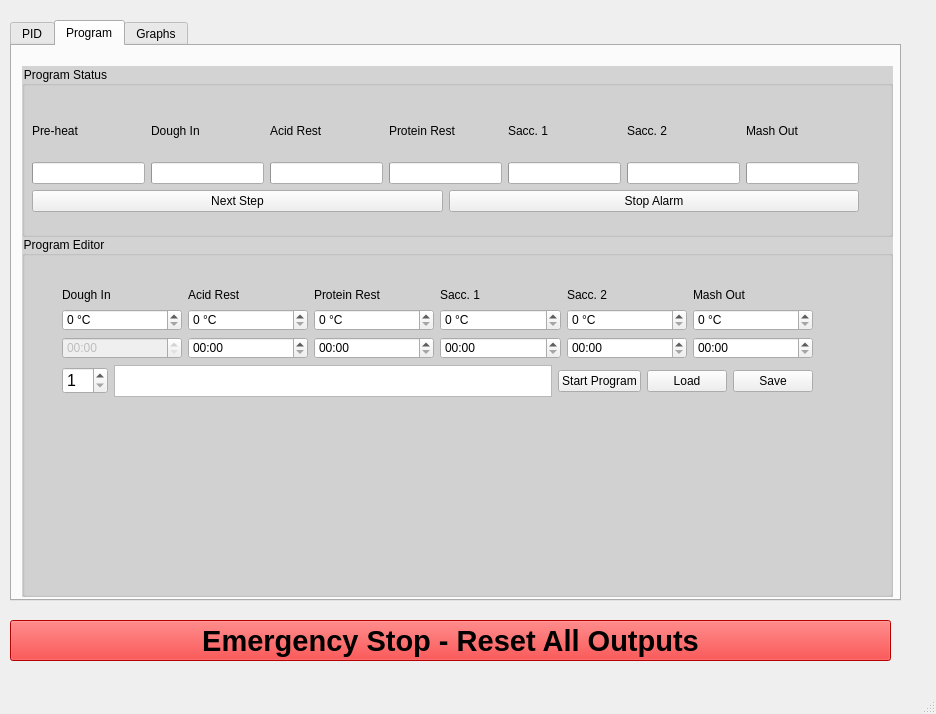
Old version of the form frontend/lodda.ui in the repository kristianwiklund/HERMS-BP-rev-C-shield.
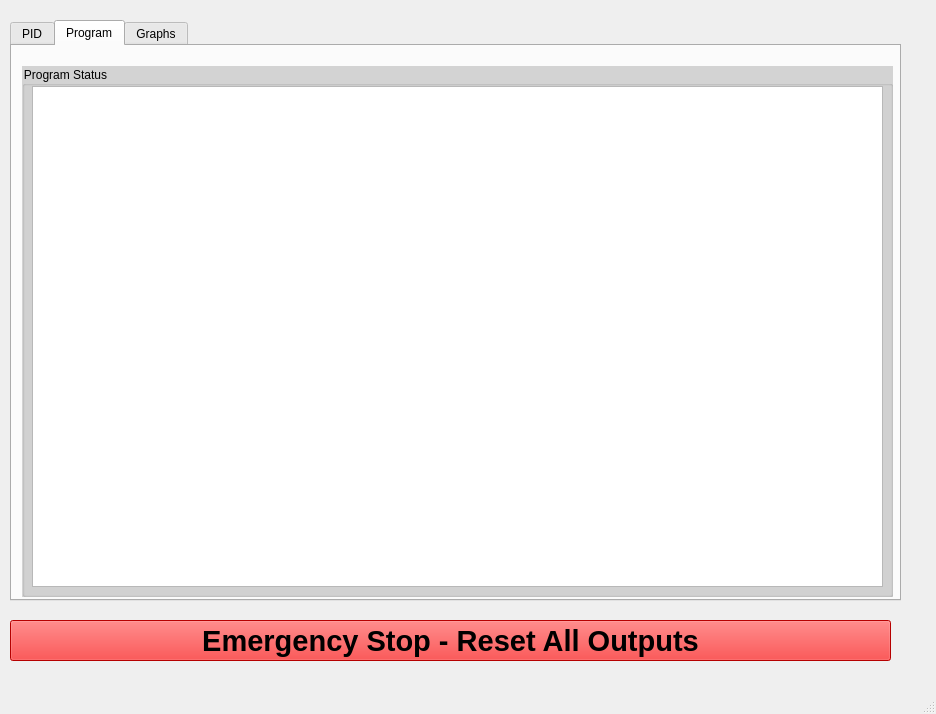
New version of the form. The open tabs and pages were chosen to show the change.

Commit message: refactoring: removed the old program interface from the BT implementation, added a table widget as a quick and dirty solution

```diff
--- a/frontend/lodda.ui
+++ b/frontend/lodda.ui
@@ -592,560 +592,27 @@
      <attribute name="title">
       <string>Program</string>
      </attribute>
-     <widget class="QGroupBox" name="groupBox">
-      <property name="geometry">
-       <rect>
-        <x>10</x>
-        <y>190</y>
-        <width>871</width>
-        <height>361</height>
-       </rect>
-      </property>
-      <property name="title">
-       <string>Program Editor</string>
-      </property>
-      <widget class="QWidget" name="verticalLayoutWidget_2">
-       <property name="geometry">
-        <rect>
-         <x>40</x>
-         <y>50</y>
-         <width>751</width>
-         <height>111</height>
-        </rect>
-       </property>
-       <layout class="QVBoxLayout" name="verticalLayout_11">
-        <item>
-         <layout class="QHBoxLayout" name="horizontalLayout_4">
-          <item>
-           <layout class="QVBoxLayout" name="DoughLayout">
-            <item>
-             <widget class="QLabel" name="label_7">
-              <property name="text">
-               <string>Dough In</string>
-              </property>
-             </widget>
-            </item>
-            <item>
-             <widget class="QSpinBox" name="spinBox">
-              <property name="suffix">
-               <string> °C</string>
-              </property>
-              <property name="maximum">
-               <number>75</number>
-              </property>
-             </widget>
-            </item>
-            <item>
-             <widget class="QTimeEdit" name="timeEdit_6">
-              <property name="enabled">
-               <bool>false</bool>
-              </property>
-              <property name="specialValueText">
-               <string/>
-              </property>
-              <property name="time">
-               <time>
-                <hour>0</hour>
-                <minute>0</minute>
-                <second>0</second>
-               </time>
-              </property>
-              <property name="maximumTime">
-               <time>
-                <hour>1</hour>
-                <minute>59</minute>
-                <second>0</second>
-               </time>
-              </property>
-              <property name="displayFormat">
-               <string>HH:mm</string>
-              </property>
-             </widget>
-            </item>
-           </layout>
-          </item>
-          <item>
-           <layout class="QVBoxLayout" name="verticalLayout">
-            <item>
-             <widget class="QLabel" name="AcidLabel">
-              <property name="text">
-               <string>Acid Rest</string>
-              </property>
-             </widget>
-            </item>
-            <item>
-             <widget class="QSpinBox" name="AcidSpinBox">
-              <property name="suffix">
-               <string> °C</string>
-              </property>
-              <property name="maximum">
-               <number>75</number>
-              </property>
-             </widget>
-            </item>
-            <item>
-             <widget class="QTimeEdit" name="AcidTime">
-              <property name="specialValueText">
-               <string/>
-              </property>
-              <property name="time">
-               <time>
-                <hour>0</hour>
-                <minute>0</minute>
-                <second>0</second>
-               </time>
-              </property>
-              <property name="maximumTime">
-               <time>
-                <hour>1</hour>
-                <minute>59</minute>
-                <second>0</second>
-               </time>
-              </property>
-              <property name="displayFormat">
-               <string>HH:mm</string>
-              </property>
-             </widget>
-            </item>
-           </layout>
-          </item>
-          <item>
-           <layout class="QVBoxLayout" name="verticalLayout_3">
-            <item>
-             <widget class="QLabel" name="label_9">
-              <property name="text">
-               <string>Protein Rest</string>
-              </property>
-             </widget>
-            </item>
-            <item>
-             <widget class="QSpinBox" name="spinBox_3">
-              <property name="suffix">
-               <string> °C</string>
-              </property>
-              <property name="maximum">
-               <number>75</number>
-              </property>
-             </widget>
-            </item>
-            <item>
-             <widget class="QTimeEdit" name="timeEdit_2">
-              <property name="specialValueText">
-               <string/>
-              </property>
-              <property name="time">
-               <time>
-                <hour>0</hour>
-                <minute>0</minute>
-                <second>0</second>
-               </time>
-              </property>
-              <property name="maximumTime">
-               <time>
-                <hour>1</hour>
-                <minute>59</minute>
-                <second>0</second>
-               </time>
-              </property>
-              <property name="displayFormat">
-               <string>HH:mm</string>
-              </property>
-             </widget>
-            </item>
-           </layout>
-          </item>
-          <item>
-           <layout class="QVBoxLayout" name="verticalLayout_4">
-            <item>
-             <widget class="QLabel" name="label_10">
-              <property name="text">
-               <string>Sacc. 1</string>
-              </property>
-             </widget>
-            </item>
-            <item>
-             <widget class="QSpinBox" name="spinBox_4">
-              <property name="suffix">
-               <string> °C</string>
-              </property>
-              <property name="maximum">
-               <number>75</number>
-              </property>
-             </widget>
-            </item>
-            <item>
-             <widget class="QTimeEdit" name="timeEdit_3">
-              <property name="specialValueText">
-               <string/>
-              </property>
-              <property name="time">
-               <time>
-                <hour>0</hour>
-                <minute>0</minute>
-                <second>0</second>
-               </time>
-              </property>
-              <property name="maximumTime">
-               <time>
-                <hour>1</hour>
-                <minute>59</minute>
-                <second>0</second>
-               </time>
-              </property>
-              <property name="displayFormat">
-               <string>HH:mm</string>
-              </property>
-             </widget>
-            </item>
-           </layout>
-          </item>
-          <item>
-           <layout class="QVBoxLayout" name="verticalLayout_5">
-            <item>
-             <widget class="QLabel" name="label_11">
-              <property name="text">
-               <string>Sacc. 2</string>
-              </property>
-             </widget>
-            </item>
-            <item>
-             <widget class="QSpinBox" name="spinBox_5">
-              <property name="suffix">
-               <string> °C</string>
-              </property>
-              <property name="maximum">
-               <number>75</number>
-              </property>
-             </widget>
-            </item>
-            <item>
-             <widget class="QTimeEdit" name="timeEdit_4">
-              <property name="specialValueText">
-               <string/>
-              </property>
-              <property name="time">
-               <time>
-                <hour>0</hour>
-                <minute>0</minute>
-                <second>0</second>
-               </time>
-              </property>
-              <property name="maximumTime">
-               <time>
-                <hour>1</hour>
-                <minute>59</minute>
-                <second>0</second>
-               </time>
-              </property>
-              <property name="displayFormat">
-               <string>HH:mm</string>
-              </property>
-             </widget>
-            </item>
-           </layout>
-          </item>
-          <item>
-           <layout class="QVBoxLayout" name="verticalLayout_6">
-            <item>
-             <widget class="QLabel" name="label_12">
-              <property name="text">
-               <string>Mash Out</string>
-              </property>
-             </widget>
-            </item>
-            <item>
-             <widget class="QSpinBox" name="spinBox_6">
-              <property name="suffix">
-               <string> °C</string>
-              </property>
-              <property name="maximum">
-               <number>75</number>
-              </property>
-             </widget>
-            </item>
-            <item>
-             <widget class="QTimeEdit" name="timeEdit_5">
-              <property name="specialValueText">
-               <string/>
-              </property>
-              <property name="time">
-               <time>
-                <hour>0</hour>
-                <minute>0</minute>
-                <second>0</second>
-               </time>
-              </property>
-              <property name="maximumTime">
-               <time>
-                <hour>1</hour>
-                <minute>59</minute>
-                <second>0</second>
-               </time>
-              </property>
-              <property name="displayFormat">
-               <string>HH:mm</string>
-              </property>
-             </widget>
-            </item>
-           </layout>
-          </item>
-         </layout>
-        </item>
-        <item>
-         <layout class="QHBoxLayout" name="horizontalLayout_7">
-          <item>
-           <widget class="QSpinBox" name="spinBox_7">
-            <property name="font">
-             <font>
-              <pointsize>12</pointsize>
-             </font>
-            </property>
-            <property name="minimum">
-             <number>1</number>
-            </property>
-            <property name="maximum">
-             <number>10</number>
-            </property>
-           </widget>
-          </item>
-          <item>
-           <widget class="QPlainTextEdit" name="plainTextEdit">
-            <property name="sizePolicy">
-             <sizepolicy hsizetype="Expanding" vsizetype="Expanding">
-              <horstretch>0</horstretch>
-              <verstretch>0</verstretch>
-             </sizepolicy>
-            </property>
-            <property name="maximumSize">
-             <size>
-              <width>16777215</width>
-              <height>32</height>
-             </size>
-            </property>
-           </widget>
-          </item>
-          <item>
-           <widget class="QPushButton" name="startprogrambutton">
-            <property name="text">
-             <string>Start Program</string>
-            </property>
-           </widget>
-          </item>
-          <item>
-           <layout class="QHBoxLayout" name="horizontalLayout_5">
-            <item>
-             <widget class="QPushButton" name="pushButton">
-              <property name="text">
-               <string>Load</string>
-              </property>
-             </widget>
-            </item>
-            <item>
-             <widget class="QPushButton" name="pushButton_2">
-              <property name="text">
-               <string>Save</string>
-              </property>
-             </widget>
-            </item>
-           </layout>
-          </item>
-         </layout>
-        </item>
-       </layout>
-      </widget>
-     </widget>
      <widget class="QGroupBox" name="groupBox_2">
       <property name="geometry">
        <rect>
         <x>10</x>
         <y>20</y>
         <width>871</width>
-        <height>171</height>
+        <height>531</height>
        </rect>
       </property>
       <property name="title">
        <string>Program Status</string>
       </property>
-      <widget class="QWidget" name="verticalLayoutWidget_3">
+      <widget class="QTableView" name="tableView">
        <property name="geometry">
         <rect>
          <x>10</x>
-         <y>40</y>
-         <width>827</width>
-         <height>106</height>
+         <y>20</y>
+         <width>851</width>
+         <height>501</height>
         </rect>
        </property>
-       <layout class="QVBoxLayout" name="verticalLayout_12">
-        <item>
-         <layout class="QHBoxLayout" name="horizontalLayout_6">
-          <item>
-           <layout class="QVBoxLayout" name="DoughLayout_3">
-            <item>
-             <widget class="QLabel" name="label_17">
-              <property name="text">
-               <string>Pre-heat</string>
-              </property>
-             </widget>
-            </item>
-            <item>
-             <widget class="QProgressBar" name="progresspreheat">
-              <property name="value">
-               <number>0</number>
-              </property>
-              <property name="textVisible">
-               <bool>false</bool>
-              </property>
-             </widget>
-            </item>
-           </layout>
-          </item>
-          <item>
-           <layout class="QVBoxLayout" name="DoughLayout_2">
-            <item>
-             <widget class="QLabel" name="label_8">
-              <property name="text">
-               <string>Dough In</string>
-              </property>
-             </widget>
-            </item>
-            <item>
-             <widget class="QProgressBar" name="progressdoughin">
-              <property name="value">
-               <number>0</number>
-              </property>
-              <property name="textVisible">
-               <bool>false</bool>
-              </property>
-             </widget>
-            </item>
-           </layout>
-          </item>
-          <item>
-           <layout class="QVBoxLayout" name="verticalLayout_2">
-            <item>
-             <widget class="QLabel" name="AcidLabel_2">
-              <property name="text">
-               <string>Acid Rest</string>
-              </property>
-             </widget>
-            </item>
-            <item>
-             <widget class="QProgressBar" name="progressacidrest">
-              <property name="value">
-               <number>0</number>
-              </property>
-              <property name="textVisible">
-               <bool>false</bool>
-              </property>
-             </widget>
-            </item>
-           </layout>
-          </item>
-          <item>
-           <layout class="QVBoxLayout" name="verticalLayout_7">
-            <item>
-             <widget class="QLabel" name="label_13">
-              <property name="text">
-               <string>Protein Rest</string>
-              </property>
-             </widget>
-            </item>
-            <item>
-             <widget class="QProgressBar" name="progressproteinrest">
-              <property name="value">
-               <number>0</number>
-              </property>
-              <property name="textVisible">
-               <bool>false</bool>
-              </property>
-             </widget>
-            </item>
-           </layout>
-          </item>
-          <item>
-           <layout class="QVBoxLayout" name="verticalLayout_8">
-            <item>
-             <widget class="QLabel" name="label_14">
-              <property name="text">
-               <string>Sacc. 1</string>
-              </property>
-             </widget>
-            </item>
-            <item>
-             <widget class="QProgressBar" name="progressacc1">
-              <property name="value">
-               <number>0</number>
-              </property>
-              <property name="textVisible">
-               <bool>false</bool>
-              </property>
-             </widget>
-            </item>
-           </layout>
-          </item>
-          <item>
-           <layout class="QVBoxLayout" name="verticalLayout_9">
-            <item>
-             <widget class="QLabel" name="label_15">
-              <property name="text">
-               <string>Sacc. 2</string>
-              </property>
-             </widget>
-            </item>
-            <item>
-             <widget class="QProgressBar" name="progressacc2">
-              <property name="value">
-               <number>0</number>
-              </property>
-              <property name="textVisible">
-               <bool>false</bool>
-              </property>
-             </widget>
-            </item>
-           </layout>
-          </item>
-          <item>
-           <layout class="QVBoxLayout" name="verticalLayout_10">
-            <item>
-             <widget class="QLabel" name="label_16">
-              <property name="text">
-               <string>Mash Out</string>
-              </property>
-             </widget>
-            </item>
-            <item>
-             <widget class="QProgressBar" name="progressmashout">
-              <property name="value">
-               <number>0</number>
-              </property>
-              <property name="textVisible">
-               <bool>false</bool>
-              </property>
-             </widget>
-            </item>
-           </layout>
-          </item>
-         </layout>
-        </item>
-        <item>
-         <layout class="QHBoxLayout" name="horizontalLayout">
-          <item>
-           <widget class="QPushButton" name="nextProgStep">
-            <property name="text">
-             <string>Next Step</string>
-            </property>
-           </widget>
-          </item>
-          <item>
-           <widget class="QPushButton" name="stopAlarm">
-            <property name="text">
-             <string>Stop Alarm</string>
-            </property>
-           </widget>
-          </item>
-         </layout>
-        </item>
-       </layout>
       </widget>
      </widget>
     </widget>
```
Left out of the diff: 2 changed lines with no effect on the pictures. The commit also changes 3 other files.
